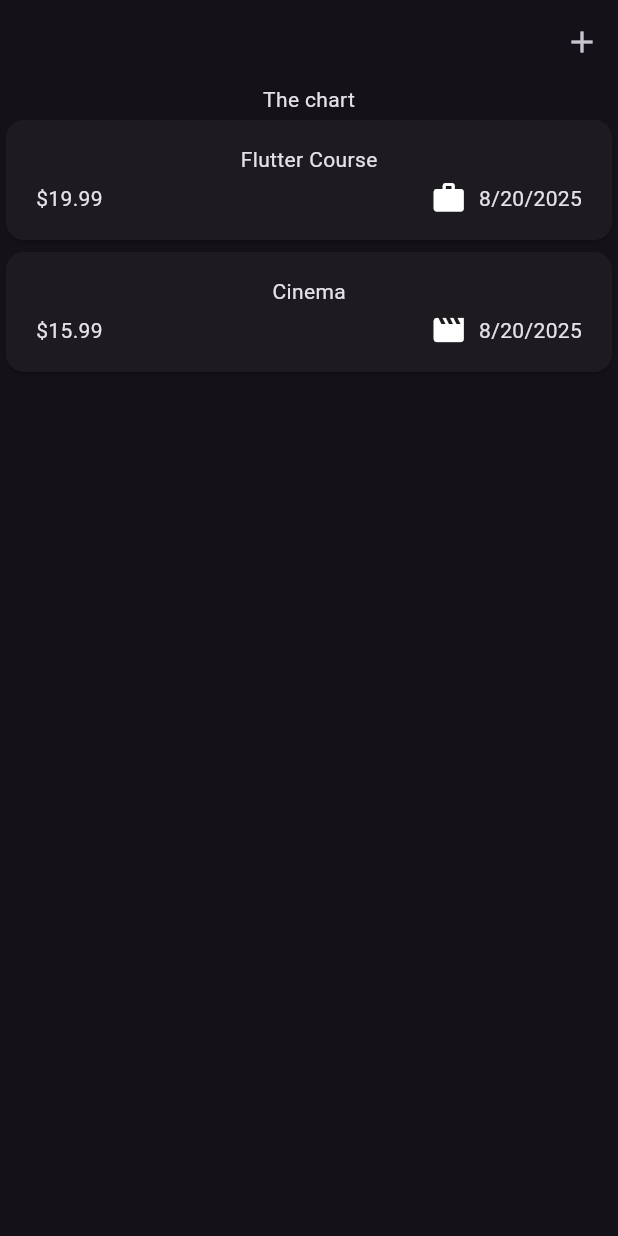
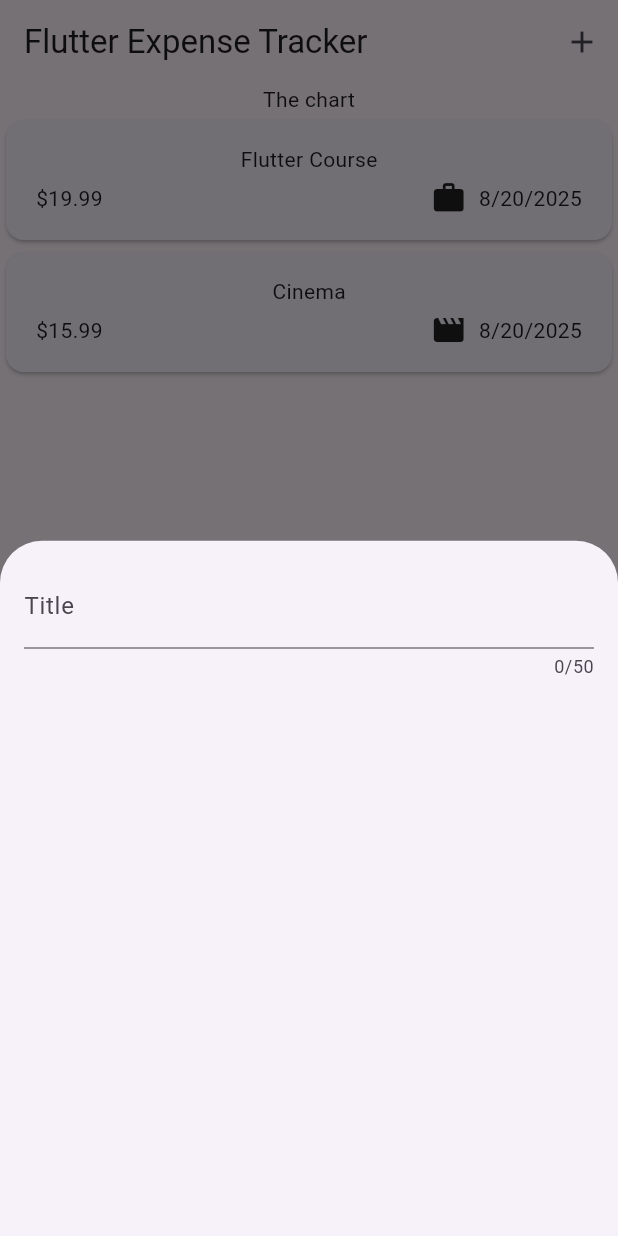
Before and after one commit to denickman/ExpensesTrackApp, a Flutter app: the screen it shows after launch, after a tap on the "add" icon, on a phone screen of 412 x 824 dp. Run offline on Flutter 3.47's test engine with Material 3 defaults, Android fonts, the phone set to English and light mode, and no system bars.

Commit message:
Add _openAddExpenseOverlay

```diff
--- a/lib/main.dart
+++ b/lib/main.dart
@@ -5,7 +5,7 @@ import 'package:third_app/widgets/expenses.dart';
 void main() {
   runApp(
     MaterialApp(
-     theme: ThemeData.dark(),
+      theme: ThemeData(useMaterial3: true),
       home: Expenses(),
     ),
   );
--- a/lib/models/expense.dart
+++ b/lib/models/expense.dart
@@ -48,9 +48,11 @@ class Expense {
   final DateTime date;
   final Category category;
 
-
-
+// get — это тоже метод, просто вызывается как свойство.
+// А значит, если у него всего одно выражение, можно спокойно использовать стрелочную семантику =>.
   String get formattedDate {
     return formatter.format(date);
   }
+
+  String get formattedDateAlternative => formatter.format(date);
 }
--- a/lib/widgets/expenses.dart
+++ b/lib/widgets/expenses.dart
@@ -2,6 +2,7 @@ import 'package:flutter/material.dart';
 import 'package:third_app/widgets/expenses_list/expenses_list.dart';
 import 'package:third_app/models/expense.dart';
 import 'package:third_app/widgets/expenses.dart';
+import 'package:third_app/widgets/new_expense.dart';
 
 class Expenses extends StatefulWidget {
   // constructor
@@ -15,6 +16,17 @@ class Expenses extends StatefulWidget {
 }
 
 class _ExpensesState extends State<Expenses> {
+
+  // when you extends class from State flutter automatically add a context property
+  // to your class behind the scenes
+  // context - an object of meta data collections
+
+  // Methods
+  void _openAddExpenseOverlay() {
+    showModalBottomSheet(context: context, builder: (ctx) => NewExpense());
+  }
+
+  // Mock Data
   final List<Expense> _registeredExpenses = [
     Expense(
       title: "Flutter Course",
@@ -30,15 +42,15 @@ class _ExpensesState extends State<Expenses> {
     ),
   ];
 
+  // Build
   @override
   Widget build(BuildContext context) {
     return Scaffold(
       appBar: AppBar(
+        title: const Text("Flutter Expense Tracker"),
         actions: [
           IconButton(
-            onPressed: () {
-
-            },
+            onPressed: _openAddExpenseOverlay,
             icon: const Icon(Icons.add)
             ),
         ],
--- /dev/null
+++ b/lib/widgets/new_expense.dart
@@ -0,0 +1,31 @@
+import 'package:flutter/material.dart';
+
+class NewExpense extends StatefulWidget {
+  const NewExpense({super.key});
+
+  @override
+  State<NewExpense> createState() {
+    return _NewExpenseState();
+  }
+}
+
+class _NewExpenseState extends State<NewExpense> {
+  @override
+  Widget build(BuildContext context) {
+    return Padding(
+      padding: const EdgeInsets.all(16),
+      child: Column(
+        children: const [
+          TextField(
+            maxLength: 50,
+            // keyboardType: TextInputType.text, // - TextInputType.text established by default
+            decoration: InputDecoration( // placeholder
+              label: Text('Title')
+            ),
+          ),
+        ],
+      )
+    );
+
+  }
+}
```
